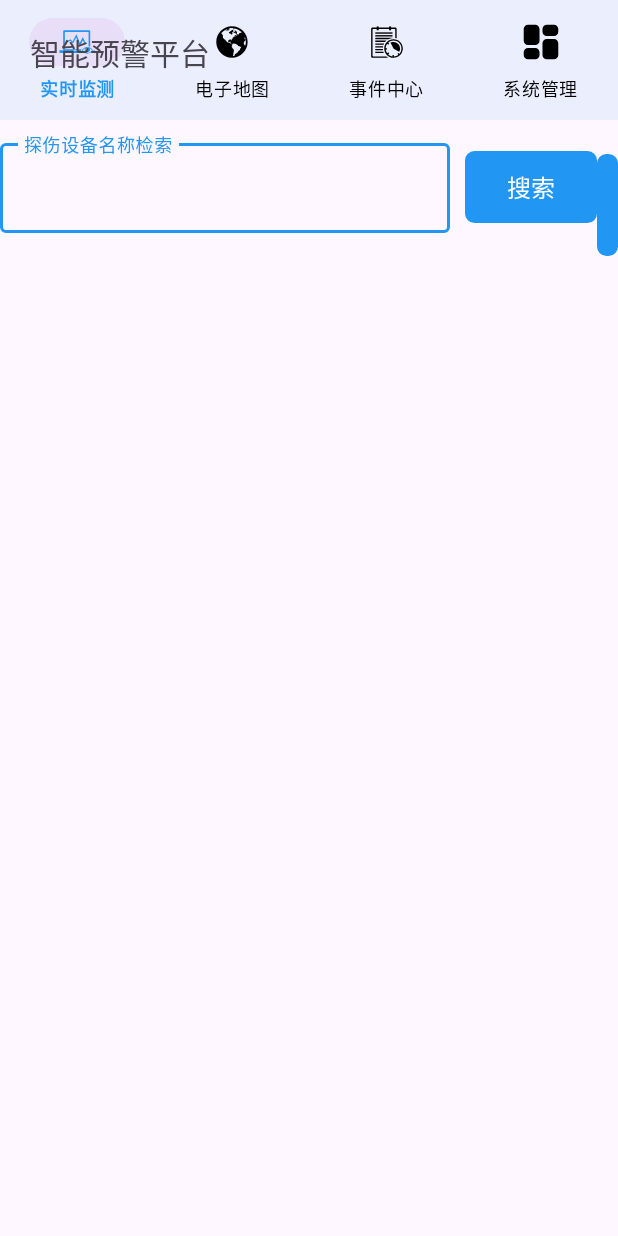
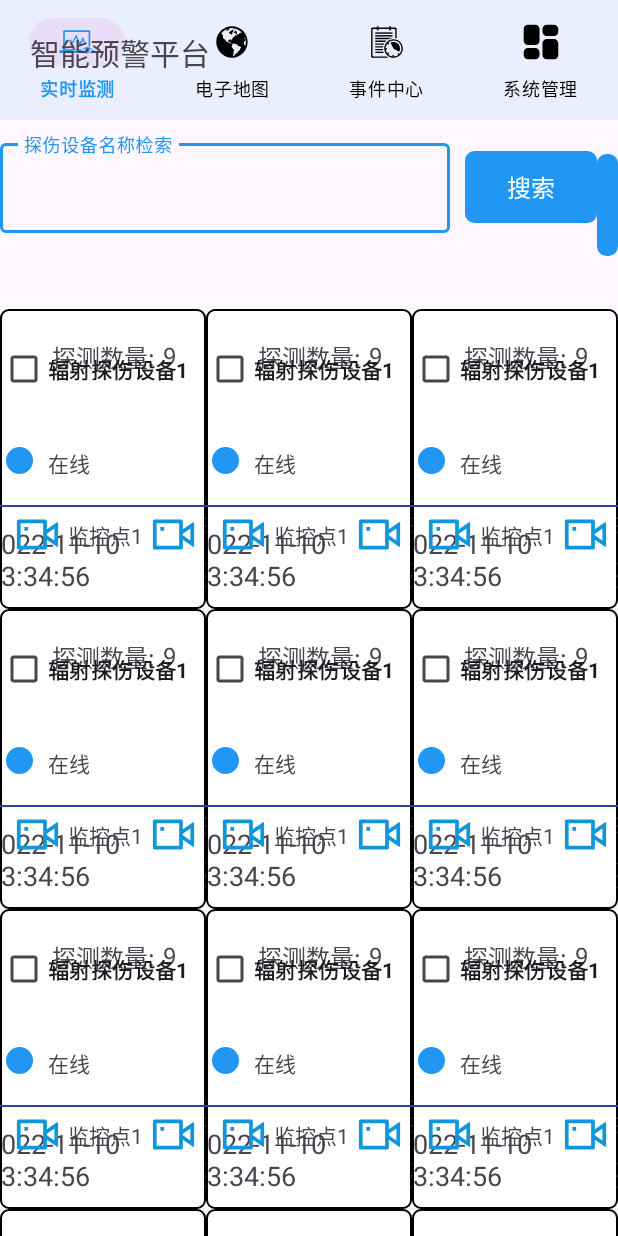
Before and after one commit to rl520000/Power_Latest, an Android app: the MonitoringFragment screen opened directly, with no data from a screen before it, on a phone screen of 412 x 824 dp. Run offline under Robolectric (Android 15) with nearby library versions, the phone set to English and light mode, and no system bars; our stand-ins replace navigation-ui.

Commit message:
Monitor部分已经完成

```diff
--- /dev/null
+++ b/app/src/main/java/com/example/power/adapter/MonitorAdapter.kt
@@ -0,0 +1,29 @@
+package com.example.power.adapter
+
+import android.view.LayoutInflater
+import android.view.ViewGroup
+import androidx.recyclerview.widget.RecyclerView
+import com.example.power.databinding.ItemMonitoringBinding
+import com.example.power.ui.monitoring.MonitoringModel
+
+class MonitorAdapter():RecyclerView.Adapter<MonitorAdapter.ViewHolder> (){
+
+    inner class ViewHolder(val binding:ItemMonitoringBinding) : RecyclerView.ViewHolder(binding.root){
+
+    }
+
+    override fun onCreateViewHolder(parent: ViewGroup, viewType: Int): ViewHolder {
+        val binding = ItemMonitoringBinding.inflate(LayoutInflater.from(parent.context),parent,false)
+        return ViewHolder(binding)
+    }
+
+
+    override fun onBindViewHolder(holder: ViewHolder, position: Int) {
+        val binding = holder.binding
+    }
+
+    override fun getItemCount(): Int {
+        return 20
+    }
+
+}
--- a/app/src/main/java/com/example/power/ui/monitoring/MonitoringFragment.kt
+++ b/app/src/main/java/com/example/power/ui/monitoring/MonitoringFragment.kt
@@ -5,22 +5,30 @@ import android.view.LayoutInflater
 import android.view.View
 import android.view.ViewGroup
 import androidx.fragment.app.Fragment
+import androidx.lifecycle.ViewModelProvider
+import androidx.recyclerview.widget.GridLayoutManager
+import com.example.power.adapter.MonitorAdapter
 import com.example.power.databinding.FragmentMonitoringBinding
 
 class MonitoringFragment:Fragment() {
 
     private lateinit var binding: FragmentMonitoringBinding
+    private lateinit var viewModel: MonitoringModel
     override fun onCreateView(
         inflater: LayoutInflater,
         container: ViewGroup?,
         savedInstanceState: Bundle?
     ): View? {
         binding = FragmentMonitoringBinding.inflate(layoutInflater)
+        binding.recycleView.layoutManager = GridLayoutManager(requireContext(),3)
+        val adapter = MonitorAdapter()
+        binding.recycleView.adapter = adapter
         return binding.root
     }
 
     override fun onViewCreated(view: View, savedInstanceState: Bundle?) {
         super.onViewCreated(view, savedInstanceState)
+        viewModel = ViewModelProvider(this)[MonitoringModel::class.java]
     }
 
 }
--- a/app/src/main/java/com/example/power/ui/system/SystemFragment.kt
+++ b/app/src/main/java/com/example/power/ui/system/SystemFragment.kt
@@ -21,5 +21,6 @@ class SystemFragment:Fragment() {
 
     override fun onViewCreated(view: View, savedInstanceState: Bundle?) {
         super.onViewCreated(view, savedInstanceState)
+
     }
 }
--- /dev/null
+++ b/app/src/main/res/drawable/bg_monitoring.xml
@@ -0,0 +1,12 @@
+<?xml version="1.0" encoding="utf-8"?>
+<shape xmlns:android="http://schemas.android.com/apk/res/android">
+    <corners
+        android:radius="5dp"/>
+
+    <stroke
+        android:width="1dp"
+        android:color="@color/black"/>
+
+    <solid
+        android:color="@color/white"/>
+</shape>
--- /dev/null
+++ b/app/src/main/res/drawable/circle_background_blue.xml
@@ -0,0 +1,6 @@
+<?xml version="1.0" encoding="utf-8"?>
+<shape xmlns:android="http://schemas.android.com/apk/res/android"
+    android:shape="oval">
+    <solid android:color="@color/colorPrimary"/>
+
+</shape>
--- /dev/null
+++ b/app/src/main/res/drawable/ic_monitor.xml
@@ -0,0 +1,9 @@
+<vector xmlns:android="http://schemas.android.com/apk/res/android"
+    android:width="64dp"
+    android:height="64dp"
+    android:viewportWidth="1024"
+    android:viewportHeight="1024">
+  <path
+      android:pathData="M725.3,392.5L947.8,236.8a21.3,21.3 0,0 1,33.5 17.5v515.5a21.4,21.4 0,0 1,-33.5 17.5l-222.5,-155.7v179.2a42.7,42.7 0,0 1,-42.6 42.6L85.3,853.3a42.7,42.7 0,0 1,-42.6 -42.6L42.7,213.3c0,-23.6 19.1,-42.6 42.6,-42.6h597.4c23.6,0 42.6,19.1 42.6,42.6v179.2zM725.3,527.3L896,646.8L896,377.2L725.3,496.6v30.7zM128,256v512h512L640,256L128,256zM213.3,341.3h85.4v85.4L213.3,426.7L213.3,341.3z"
+      android:fillColor="#1296db"/>
+</vector>
--- a/app/src/main/res/layout/fragment_monitoring.xml
+++ b/app/src/main/res/layout/fragment_monitoring.xml
@@ -61,7 +61,12 @@
 
     </LinearLayout>
 
-    <GridView
+    <androidx.recyclerview.widget.RecyclerView
+        android:id="@+id/recycleView"
         android:layout_width="match_parent"
-        android:layout_height="match_parent"/>
+        android:layout_height="wrap_content"
+        android:nestedScrollingEnabled="false"
+        app:layoutManager="androidx.recyclerview.widget.GridLayoutManager"
+        app:spanCount="3"
+        tools:listitem="@layout/item_monitoring" />
 </LinearLayout>
--- /dev/null
+++ b/app/src/main/res/layout/item_monitoring.xml
@@ -0,0 +1,137 @@
+<?xml version="1.0" encoding="utf-8"?>
+<androidx.constraintlayout.widget.ConstraintLayout xmlns:android="http://schemas.android.com/apk/res/android"
+    xmlns:app="http://schemas.android.com/apk/res-auto"
+    xmlns:tools="http://schemas.android.com/tools"
+    android:layout_width="match_parent"
+    android:layout_height="match_parent">
+
+
+    <View
+        android:id="@+id/view"
+        android:layout_width="wrap_content"
+        android:layout_height="200dp"
+        android:background="@drawable/bg_monitoring"
+        app:layout_constraintEnd_toEndOf="parent"
+        app:layout_constraintHorizontal_bias="0.0"
+        app:layout_constraintStart_toStartOf="parent"
+        app:layout_constraintTop_toTopOf="parent" />
+
+    <TextView
+        android:id="@+id/textTime"
+        android:layout_width="wrap_content"
+        android:layout_height="wrap_content"
+        android:layout_marginEnd="10dp"
+        android:layout_marginBottom="10dp"
+        android:text="2022-11-10 23:34:56"
+        android:textSize="18sp"
+        app:layout_constraintBottom_toBottomOf="@+id/view"
+        app:layout_constraintEnd_toEndOf="@+id/view" />
+
+    <View
+        android:id="@+id/view2"
+        android:layout_width="match_parent"
+        android:layout_height="1dp"
+        android:layout_marginBottom="12dp"
+        android:background="#303F9F"
+        app:layout_constraintBottom_toTopOf="@+id/textTime"
+        app:layout_constraintEnd_toEndOf="parent"
+        app:layout_constraintHorizontal_bias="0.0"
+        app:layout_constraintStart_toStartOf="parent" />
+
+    <TextView
+        android:id="@+id/textView5"
+        android:layout_width="wrap_content"
+        android:layout_height="wrap_content"
+        android:layout_marginTop="20dp"
+        android:layout_marginEnd="5dp"
+        android:text="探测数量:"
+        android:textSize="16sp"
+        app:layout_constraintEnd_toStartOf="@+id/number"
+        app:layout_constraintHorizontal_bias="1.0"
+        app:layout_constraintStart_toStartOf="parent"
+        app:layout_constraintTop_toTopOf="parent" />
+
+    <TextView
+        android:id="@+id/number"
+        android:layout_width="wrap_content"
+        android:layout_height="wrap_content"
+        android:layout_marginTop="20dp"
+        android:layout_marginEnd="20dp"
+        android:text="9"
+        android:textSize="16sp"
+        app:layout_constraintEnd_toEndOf="parent"
+        app:layout_constraintTop_toTopOf="parent" />
+
+    <CheckBox
+        android:id="@+id/check"
+        android:layout_width="wrap_content"
+        android:layout_height="wrap_content"
+        android:layout_marginTop="16dp"
+        android:text="辐射探伤设备1"
+        android:textStyle="bold"
+        app:layout_constraintEnd_toEndOf="@+id/number"
+        app:layout_constraintHorizontal_bias="0.084"
+        app:layout_constraintStart_toStartOf="parent"
+        app:layout_constraintTop_toTopOf="parent" />
+
+    <LinearLayout
+        android:layout_width="wrap_content"
+        android:layout_height="wrap_content"
+        android:layout_marginTop="28dp"
+        android:orientation="horizontal"
+        app:layout_constraintEnd_toEndOf="parent"
+        app:layout_constraintHorizontal_bias="0.06"
+        app:layout_constraintStart_toStartOf="parent"
+        app:layout_constraintTop_toBottomOf="@+id/check">
+
+        <View
+            android:layout_width="18dp"
+            android:layout_height="18dp"
+            android:background="@drawable/circle_background_blue"/>
+
+        <TextView
+            android:layout_width="wrap_content"
+            android:layout_height="wrap_content"
+            android:text="在线"
+            android:paddingStart="10dp"
+            android:paddingEnd="10dp"/>
+
+    </LinearLayout>
+
+    <LinearLayout
+        android:layout_width="wrap_content"
+        android:layout_height="wrap_content"
+        android:layout_marginBottom="10dp"
+        android:layout_marginStart="10dp"
+        android:orientation="horizontal"
+        app:layout_constraintBottom_toBottomOf="@+id/view"
+        app:layout_constraintStart_toStartOf="parent"
+        android:gravity="center">
+
+        <View
+            android:layout_width="30dp"
+            android:layout_height="30dp"
+            android:background="@drawable/ic_monitor" />
+
+        <TextView
+            android:layout_width="wrap_content"
+            android:layout_height="wrap_content"
+            android:paddingStart="5dp"
+            android:paddingEnd="5dp"
+            android:text="监控点1" />
+
+        <View
+            android:layout_width="30dp"
+            android:layout_height="30dp"
+            android:background="@drawable/ic_monitor" />
+
+        <TextView
+            android:layout_width="wrap_content"
+            android:layout_height="wrap_content"
+            android:paddingStart="5dp"
+            android:paddingEnd="5dp"
+            android:text="监控点2" />
+    </LinearLayout>
+
+
+</androidx.constraintlayout.widget.ConstraintLayout>
```
Also changed, not shown: 1 other file.
